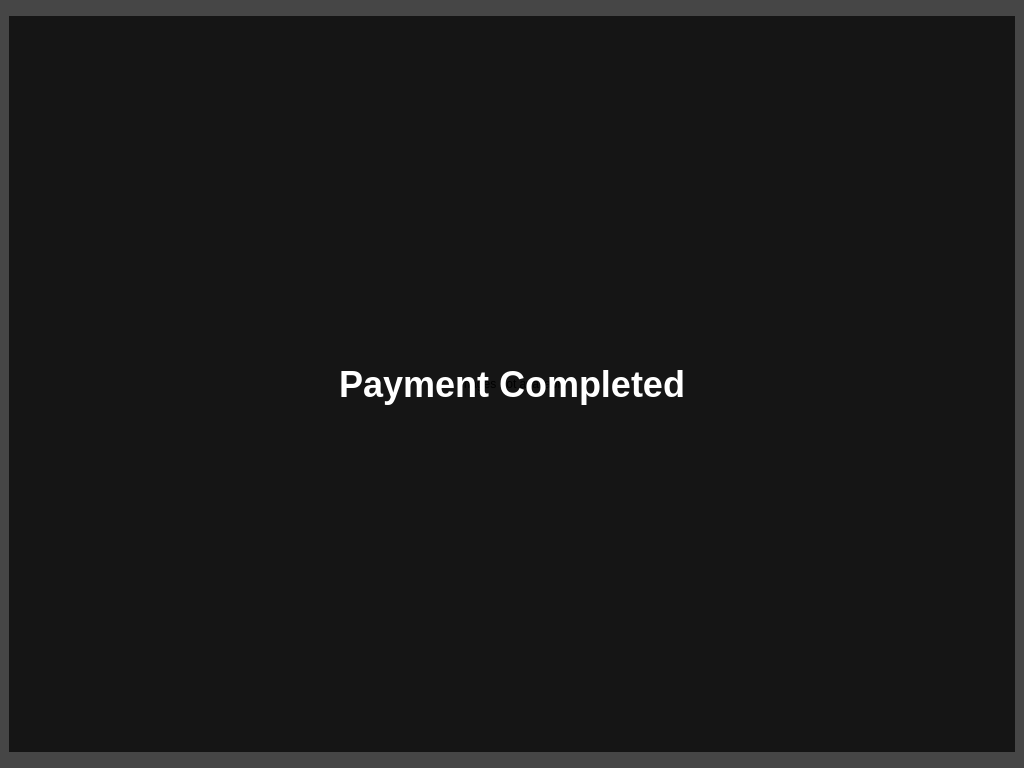
The window that Project/ui/screen2.ui (Selvam-T/POS) describes before a commit, drawn with Qt 5.
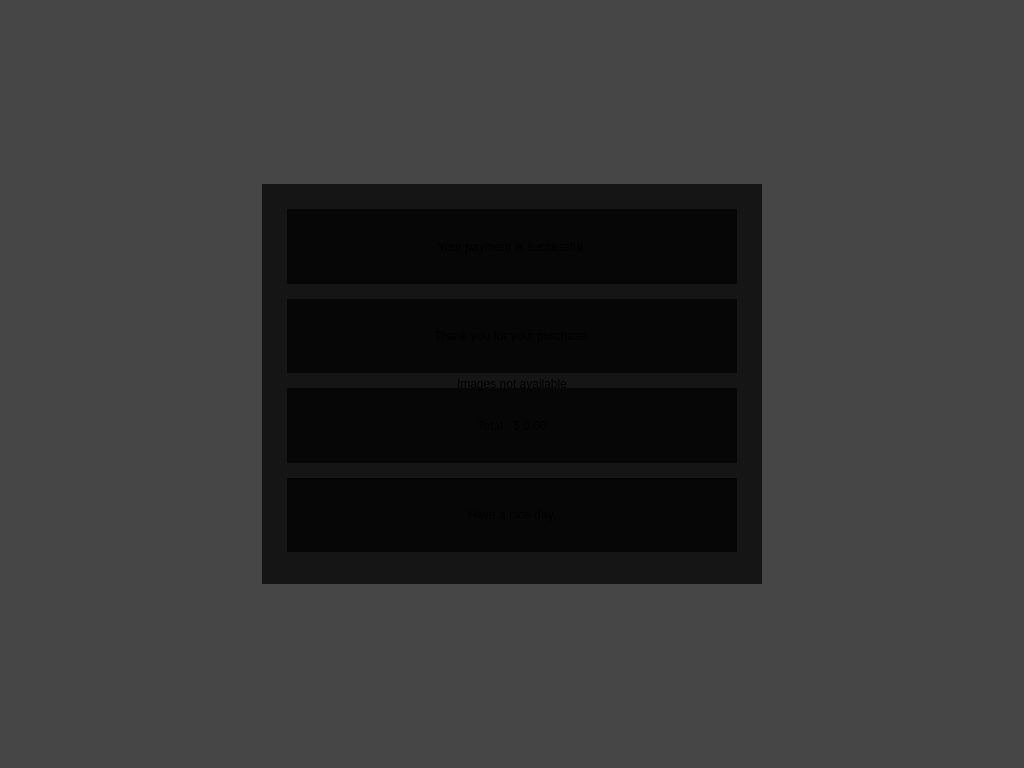
The same window after the commit.

Commit message: screen2 has overlay with Payment result card UI to display payment success , failure message

The edit to the form file:
```diff
--- a/Project/ui/screen2.ui
+++ b/Project/ui/screen2.ui
@@ -427,17 +427,126 @@
      </spacer>
     </item>
     <item>
-     <widget class="QLabel" name="paymentResultLabel">
-      <property name="text">
-       <string>Payment Completed</string>
-      </property>
-      <property name="alignment">
-       <set>Qt::AlignCenter</set>
-      </property>
-      <property name="styleSheet">
-       <string>color: white; font-size: 36px; font-weight: bold;</string>
-      </property>
-     </widget>
+     <layout class="QHBoxLayout" name="cardHLayout">
+      <item>
+       <spacer name="cardLeftSpacer">
+        <property name="orientation">
+         <enum>Qt::Horizontal</enum>
+        </property>
+       </spacer>
+      </item>
+      <item>
+       <widget class="QFrame" name="paymentResultCard">
+        <property name="minimumSize">
+         <size>
+          <width>400</width>
+          <height>300</height>
+         </size>
+        </property>
+        <property name="maximumSize">
+         <size>
+          <width>500</width>
+          <height>400</height>
+         </size>
+        </property>
+        <property name="styleSheet">
+         <string></string>
+        </property>
+        <property name="frameShape">
+         <enum>QFrame::NoFrame</enum>
+        </property>
+        <layout class="QVBoxLayout" name="cardVLayout">
+         <property name="spacing">
+          <number>15</number>
+         </property>
+         <property name="leftMargin">
+          <number>25</number>
+         </property>
+         <property name="topMargin">
+          <number>25</number>
+         </property>
+         <property name="rightMargin">
+          <number>25</number>
+         </property>
+         <property name="bottomMargin">
+          <number>25</number>
+         </property>
+         <item>
+          <widget class="QLabel" name="paymentResultTitle">
+           <property name="text">
+          <string>Your payment is successful.</string>
+           </property>
+           <property name="alignment">
+            <set>Qt::AlignCenter</set>
+           </property>
+           <property name="styleSheet">
+          <string></string>
+           </property>
+          </widget>
+         </item>
+         <item>
+         <widget class="QLabel" name="paymentResultSubtitle">
+          <property name="text">
+          <string>Thank you for your purchase.</string>
+          </property>
+          <property name="alignment">
+          <set>Qt::AlignCenter</set>
+          </property>
+          <property name="styleSheet">
+          <string></string>
+          </property>
+          <property name="wordWrap">
+          <bool>true</bool>
+          </property>
+         </widget>
+        </item>
+        <item>
+          <widget class="QLabel" name="paymentResultTotal">
+           <property name="text">
+          <string>Total : $ 0.00</string>
+           </property>
+           <property name="alignment">
+            <set>Qt::AlignCenter</set>
+           </property>
+           <property name="styleSheet">
+          <string></string>
+           </property>
+          </widget>
+         </item>
+         <item>
+          <widget class="QLabel" name="paymentResultGreeting">
+           <property name="text">
+          <string>Have a nice day.</string>
+           </property>
+           <property name="alignment">
+            <set>Qt::AlignCenter</set>
+           </property>
+           <property name="styleSheet">
+          <string></string>
+           </property>
+           <property name="wordWrap">
+            <bool>true</bool>
+           </property>
+          </widget>
+         </item>
+         <item>
+          <spacer name="cardBottomSpacer">
+           <property name="orientation">
+            <enum>Qt::Vertical</enum>
+           </property>
+          </spacer>
+         </item>
+        </layout>
+       </widget>
+      </item>
+      <item>
+       <spacer name="cardRightSpacer">
+        <property name="orientation">
+         <enum>Qt::Horizontal</enum>
+        </property>
+       </spacer>
+      </item>
+     </layout>
     </item>
     <item>
      <spacer name="bottomSpacer">
```
The commit also changes 9 other files.
